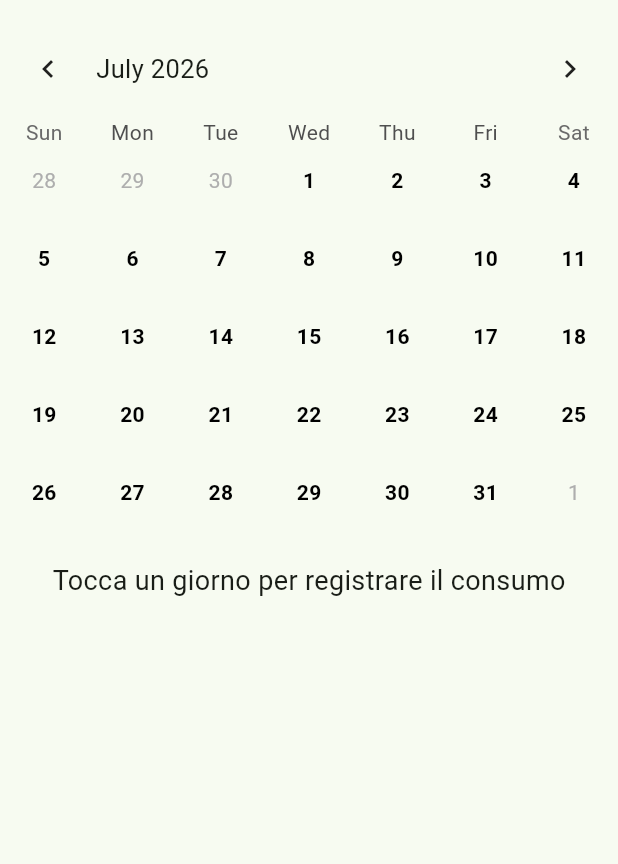
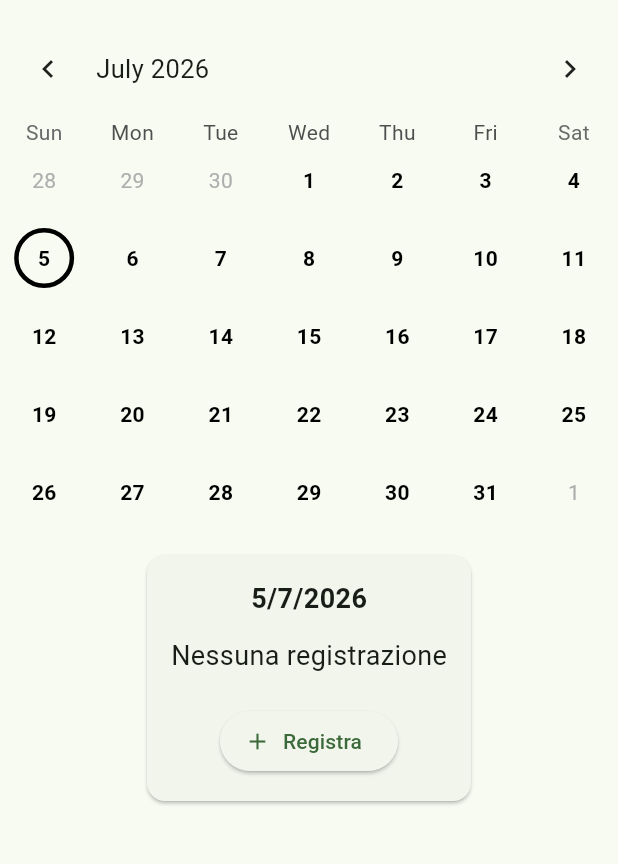
Before and after one commit to Energyarrow/LessMeatCalendar, a Flutter app: the screen it shows after launch, on a phone screen of 412 x 824 dp, the part 63-927 px from its top. Run offline on Flutter 3.47's test engine with Material 3 defaults, Android fonts, the phone set to English and light mode, and no system bars; drawn by our look-alikes of table_calendar; our stand-ins replace shared_preferences.

Commit message:
v0.7 - Day details and edit workflow

```diff
--- /dev/null
+++ b/lib/models/meal_dialog_result.dart
@@ -0,0 +1,23 @@
+import 'meal_type.dart';
+
+enum MealDialogAction {
+  select,
+  delete,
+  cancel,
+}
+
+class MealDialogResult {
+  final MealDialogAction action;
+  final MealType? mealType;
+
+  const MealDialogResult.select(this.mealType)
+      : action = MealDialogAction.select;
+
+  const MealDialogResult.delete()
+      : action = MealDialogAction.delete,
+        mealType = null;
+
+  const MealDialogResult.cancel()
+      : action = MealDialogAction.cancel,
+        mealType = null;
+}
--- a/lib/screens/home_screen.dart
+++ b/lib/screens/home_screen.dart
@@ -1,9 +1,10 @@
 import 'package:flutter/material.dart';
-import 'package:table_calendar/table_calendar.dart';
 
 import '../models/meal_type.dart';
+import '../services/home_controller.dart';
 import '../services/storage_service.dart';
-import '../widgets/meat_choice_dialog.dart';
+import '../widgets/meat_calendar.dart';
+import '../widgets/selected_day_card.dart';
 
 class HomeScreen extends StatefulWidget {
   const HomeScreen({super.key});
@@ -33,34 +34,6 @@ class _HomeScreenState extends State<HomeScreen> {
     });
   }
 
-  Widget _buildDay(DateTime day) {
-    final key = DateTime(day.year, day.month, day.day);
-
-    Color? color;
-
-    if (_entries.containsKey(key)) {
-      color = _entries[key] == MealType.none
-          ? Colors.green
-          : Colors.red;
-    }
-
-    return Container(
-      margin: const EdgeInsets.all(6),
-      decoration: BoxDecoration(
-        color: color,
-        shape: BoxShape.circle,
-      ),
-      alignment: Alignment.center,
-      child: Text(
-        day.day.toString(),
-        style: TextStyle(
-          color: color == null ? Colors.black : Colors.white,
-          fontWeight: FontWeight.bold,
-        ),
-      ),
-    );
-  }
-
   @override
   Widget build(BuildContext context) {
     return Scaffold(
@@ -70,56 +43,34 @@ class _HomeScreenState extends State<HomeScreen> {
       ),
       body: Column(
         children: [
-          TableCalendar(
-            firstDay: DateTime.utc(2020, 1, 1),
-            lastDay: DateTime.utc(2035, 12, 31),
+          MeatCalendar(
             focusedDay: _focusedDay,
-
-            headerStyle: const HeaderStyle(
-              formatButtonVisible: false,
-            ),
-
-            selectedDayPredicate: (day) =>
-                isSameDay(_selectedDay, day),
-
+            selectedDay: _selectedDay,
+            entries: _entries,
             onDaySelected: (selectedDay, focusedDay) async {
               setState(() {
                 _selectedDay = selectedDay;
                 _focusedDay = focusedDay;
               });
-
-              final result = await showMealChoiceDialog(context);
-
-              if (result != null) {
-                setState(() {
-                  _entries[DateTime(
-                    selectedDay.year,
-                    selectedDay.month,
-                    selectedDay.day,
-                  )] = result;
-                });
-
-                await StorageService.saveEntries(_entries);
-              }
             },
-
-            calendarBuilders: CalendarBuilders(
-              defaultBuilder: (context, day, focusedDay) =>
-                  _buildDay(day),
-
-              todayBuilder: (context, day, focusedDay) =>
-                  _buildDay(day),
-
-              selectedBuilder: (context, day, focusedDay) =>
-                  _buildDay(day),
-            ),
           ),
 
-          const SizedBox(height: 20),
+          SelectedDayCard(
+            selectedDay: _selectedDay,
+            entries: _entries,
+            onPressed: () async {
+              if (_selectedDay == null) return;
 
-          const Text(
-            "Tocca un giorno per registrare il consumo",
-            style: TextStyle(fontSize: 18),
+              await HomeController.onDaySelected(
+                context: context,
+                selectedDay: _selectedDay!,
+                focusedDay: _focusedDay,
+                entries: _entries,
+                updateFocusedDay: (day) => _focusedDay = day,
+                updateSelectedDay: (day) => _selectedDay = day,
+                refresh: () => setState(() {}),
+              );
+            },
           ),
         ],
       ),
--- /dev/null
+++ b/lib/services/home_controller.dart
@@ -0,0 +1,51 @@
+import 'package:flutter/material.dart';
+
+import '../models/meal_dialog_result.dart';
+import '../models/meal_type.dart';
+import '../services/storage_service.dart';
+import '../widgets/meat_choice_dialog.dart';
+
+class HomeController {
+  static Future<void> onDaySelected({
+    required BuildContext context,
+    required DateTime selectedDay,
+    required DateTime focusedDay,
+    required Map<DateTime, MealType> entries,
+    required VoidCallback refresh,
+    required Function(DateTime) updateFocusedDay,
+    required Function(DateTime?) updateSelectedDay,
+  }) async {
+    updateSelectedDay(selectedDay);
+    updateFocusedDay(focusedDay);
+
+    final result = await showMealChoiceDialog(context);
+
+    if (result == null) {
+      refresh();
+      return;
+    }
+
+    final key = DateTime(
+      selectedDay.year,
+      selectedDay.month,
+      selectedDay.day,
+    );
+
+    switch (result.action) {
+      case MealDialogAction.select:
+        entries[key] = result.mealType!;
+        break;
+
+      case MealDialogAction.delete:
+        entries.remove(key);
+        break;
+
+      case MealDialogAction.cancel:
+        refresh();
+        return;
+    }
+
+    await StorageService.saveEntries(entries);
+    refresh();
+  }
+}
--- /dev/null
+++ b/lib/widgets/day_widget.dart
@@ -0,0 +1,46 @@
+import 'package:flutter/material.dart';
+
+import '../models/meal_type.dart';
+
+Widget buildDay(
+    DateTime day,
+    Map<DateTime, MealType> entries,
+    DateTime? selectedDay,
+    ) {
+  final key = DateTime(day.year, day.month, day.day);
+
+  Color? color;
+
+  if (entries.containsKey(key)) {
+    color = entries[key] == MealType.none
+        ? Colors.green
+        : Colors.red;
+  }
+
+  final isSelected = selectedDay != null &&
+      selectedDay.year == day.year &&
+      selectedDay.month == day.month &&
+      selectedDay.day == day.day;
+
+  return Container(
+    margin: const EdgeInsets.all(6),
+    decoration: BoxDecoration(
+      color: color,
+      shape: BoxShape.circle,
+      border: isSelected
+          ? Border.all(
+        color: Colors.black,
+        width: 3,
+      )
+          : null,
+    ),
+    alignment: Alignment.center,
+    child: Text(
+      day.day.toString(),
+      style: TextStyle(
+        color: color == null ? Colors.black : Colors.white,
+        fontWeight: FontWeight.bold,
+      ),
+    ),
+  );
+}
--- a/lib/widgets/meat_calendar.dart
+++ b/lib/widgets/meat_calendar.dart
@@ -1,21 +1,23 @@
 import 'package:flutter/material.dart';
 import 'package:table_calendar/table_calendar.dart';
+
+import '../models/meal_type.dart';
+import 'day_widget.dart';
 
 class MeatCalendar extends StatelessWidget {
   const MeatCalendar({
     super.key,
     required this.focusedDay,
     required this.selectedDay,
+    required this.entries,
     required this.onDaySelected,
-    required this.calendarBuilders,
   });
 
   final DateTime focusedDay;
   final DateTime? selectedDay;
+  final Map<DateTime, MealType> entries;
 
-  final void Function(DateTime, DateTime) onDaySelected;
-
-  final CalendarBuilders calendarBuilders;
+  final Future<void> Function(DateTime, DateTime) onDaySelected;
 
   @override
   Widget build(BuildContext context) {
@@ -24,13 +26,25 @@ class MeatCalendar extends StatelessWidget {
       lastDay: DateTime.utc(2035, 12, 31),
       focusedDay: focusedDay,
 
-      selectedDayPredicate: (day) {
-        return isSameDay(selectedDay, day);
-      },
+      headerStyle: const HeaderStyle(
+        formatButtonVisible: false,
+      ),
+
+      selectedDayPredicate: (day) =>
+          isSameDay(selectedDay, day),
 
       onDaySelected: onDaySelected,
 
-      calendarBuilders: calendarBuilders,
+      calendarBuilders: CalendarBuilders(
+        defaultBuilder: (context, day, focusedDay) =>
+            buildDay(day, entries, selectedDay),
+
+        todayBuilder: (context, day, focusedDay) =>
+            buildDay(day, entries, selectedDay),
+
+        selectedBuilder: (context, day, focusedDay) =>
+            buildDay(day, entries, selectedDay),
+      ),
     );
   }
 }
--- /dev/null
+++ b/lib/widgets/selected_day_card.dart
@@ -0,0 +1,87 @@
+import 'package:flutter/material.dart';
+
+import '../models/meal_type.dart';
+
+class SelectedDayCard extends StatelessWidget {
+  const SelectedDayCard({
+    super.key,
+    required this.selectedDay,
+    required this.entries,
+    required this.onPressed,
+  });
+
+  final DateTime? selectedDay;
+  final Map<DateTime, MealType> entries;
+  final VoidCallback onPressed;
+
+  String _mealText(MealType? meal) {
+    switch (meal) {
+      case MealType.none:
+        return "🌱 Nessuna carne";
+      case MealType.redMeat:
+        return "🥩 Carne rossa";
+      case MealType.whiteMeat:
+        return "🍗 Carne bianca";
+      case MealType.salumi:
+        return "🥓 Salumi";
+      case MealType.fish:
+        return "🐟 Pesce";
+      case null:
+        return "Nessuna registrazione";
+    }
+  }
+
+  @override
+  Widget build(BuildContext context) {
+    if (selectedDay == null) {
+      return const SizedBox.shrink();
+    }
+
+    final key = DateTime(
+      selectedDay!.year,
+      selectedDay!.month,
+      selectedDay!.day,
+    );
+
+    final meal = entries[key];
+
+    return Card(
+      margin: const EdgeInsets.all(16),
+      child: Padding(
+        padding: const EdgeInsets.all(16),
+        child: Column(
+          children: [
+            Text(
+              "${selectedDay!.day}/${selectedDay!.month}/${selectedDay!.year}",
+              style: const TextStyle(
+                fontSize: 18,
+                fontWeight: FontWeight.bold,
+              ),
+            ),
+
+            const SizedBox(height: 12),
+
+            Text(
+              _mealText(meal),
+              style: const TextStyle(fontSize: 18),
+            ),
+
+            const SizedBox(height: 20),
+
+            ElevatedButton.icon(
+              onPressed: onPressed,
+              icon: Icon(
+                meal == null ? Icons.add : Icons.edit,
+              ),
+              label: Text(
+                meal == null
+                    ? "Registra"
+                    : "Modifica",
+              ),
+            ),
+          ],
+        ),
+      ),
+    );
+  }
+}
```
Also changed, not shown: lib/widgets/meat_choice_dialog.dart (+65 -9 lines), lib/widgets/statistics_card.dart (added, +34 -0 lines).
